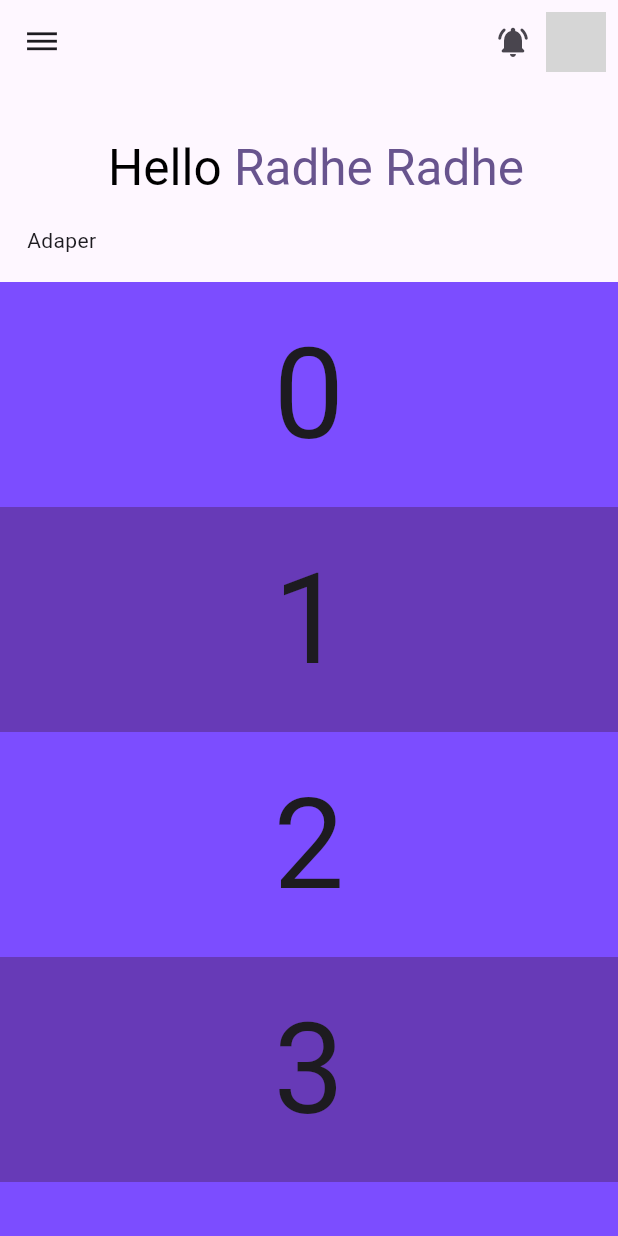
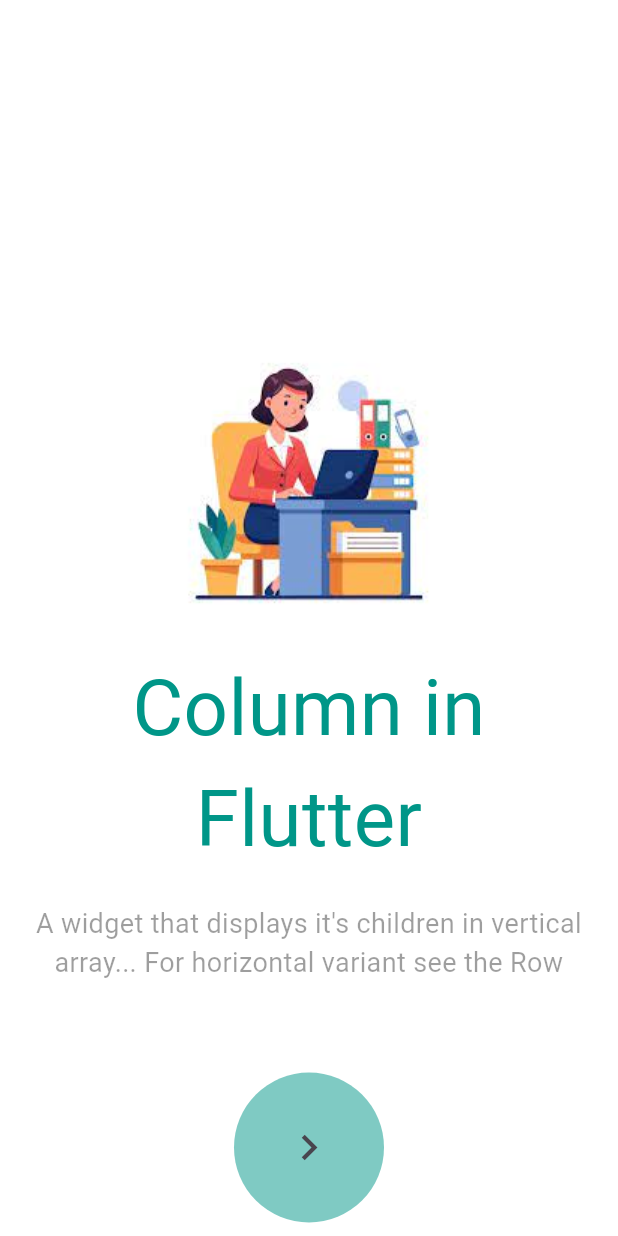
Before and after one commit to poojac-nt/Flutter_Training, a Flutter app: the screen it shows after launch, on a phone screen of 412 x 824 dp. Run offline on Flutter 3.47's test engine with Material 3 defaults, Android fonts, the phone set to English and light mode, and no system bars; grey boxes are pictures that could not be loaded.

Commit message:
Column Example Screen Completed

```diff
--- a/lib/main.dart
+++ b/lib/main.dart
@@ -1,7 +1,5 @@
 import 'package:flutter/material.dart';
-import 'package:flutter_practice/widgets/appbar/appbar.dart';
-import 'package:flutter_practice/widgets/appbar/custom_appbar.dart';
-import 'package:flutter_practice/widgets/appbar/home_screen.dart';
+import 'package:flutter_practice/widgets/column/home_screen.dart';
 
 void main() {
   runApp(const MyApp());
@@ -20,6 +18,6 @@ class MyApp extends StatelessWidget {
           colorScheme: ColorScheme.fromSeed(seedColor: Colors.deepPurple),
           useMaterial3: true,
         ),
-        home: const HomeScreen());
+        home: const ColumnExample());
   }
 }
--- /dev/null
+++ b/lib/widgets/column/home_screen.dart
@@ -0,0 +1,56 @@
+import 'package:flutter/material.dart';
+
+class ColumnExample extends StatelessWidget {
+  const ColumnExample({super.key});
+
+  @override
+  Widget build(BuildContext context) {
+    return Scaffold(
+      backgroundColor: Colors.white,
+      body: Padding(
+        padding: const EdgeInsets.all(10.0),
+        child: Column(
+          children: [
+            SizedBox(height: 200),
+            Container(
+              decoration: BoxDecoration(
+                color: Colors.white,
+              ),
+              child: Image(
+                  fit: BoxFit.fill,
+                  image: AssetImage("assets/images/images.jpeg")),
+            ),
+            Text(
+              "Column in Flutter",
+              textAlign: TextAlign.center,
+              style: TextStyle(fontSize: 52, color: Colors.teal),
+            ),
+            SizedBox(
+              height: 20,
+            ),
+            Text(
+              textAlign: TextAlign.center,
+              "A widget that displays it's children in vertical array... For horizontal variant see the Row",
+              style: TextStyle(fontSize: 18, color: Colors.black38),
+            ),
+            SizedBox(
+              height: 60,
+            ),
+            Container(
+                height: 100,
+                width: 100,
+                decoration: BoxDecoration(
+                    color: Colors.teal.withOpacity(0.5),
+                    borderRadius: BorderRadius.circular(100)),
+                child: IconButton(
+                    onPressed: () {},
+                    icon: Icon(
+                      Icons.chevron_right,
+                      size: 34,
+                    )))
+          ],
+        ),
+      ),
+    );
+  }
+}
--- a/pubspec.yaml
+++ b/pubspec.yaml
@@ -59,8 +59,8 @@ flutter:
   uses-material-design: true
 
   # To add assets to your application, add an assets section, like this:
-  # assets:
-  #   - images/a_dot_burr.jpeg
+  assets:
+     - assets/images/
   #   - images/a_dot_ham.jpeg
 
   # An image asset can refer to one or more resolution-specific "variants", see
```
Also changed, not shown: assets/images/images.jpeg (added), assets/images/ofiiice.png (added).
